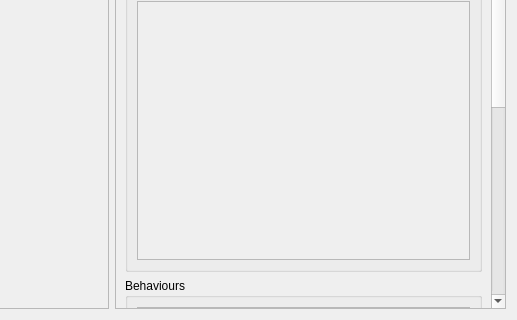
The window that resources/ui/MissionView.ui (nicolasseznec/PROJ-H402_SkillWizard) describes before a commit, drawn with Qt 5; both pictures show x 683 to 1200 and y 355 to 675 of the 1200 by 675 pixel window.
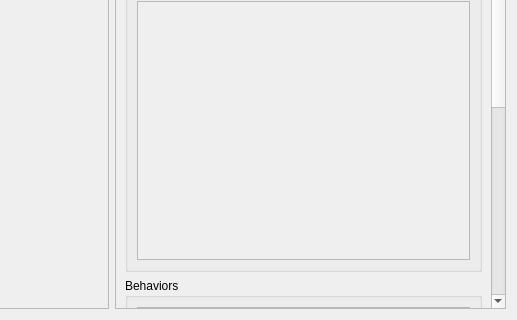
The same window after the commit.

```diff
--- a/resources/ui/MissionView.ui
+++ b/resources/ui/MissionView.ui
@@ -54,7 +54,7 @@
       <property name="geometry">
        <rect>
         <x>0</x>
-        <y>0</y>
+        <y>-244</y>
         <width>373</width>
         <height>930</height>
        </rect>
@@ -173,7 +173,7 @@
           </size>
          </property>
          <property name="title">
-          <string>Behaviours</string>
+          <string>Behaviors</string>
          </property>
          <property name="flat">
           <bool>false</bool>
```
Left out of the diff: 4 changed lines with no effect on the pictures.
